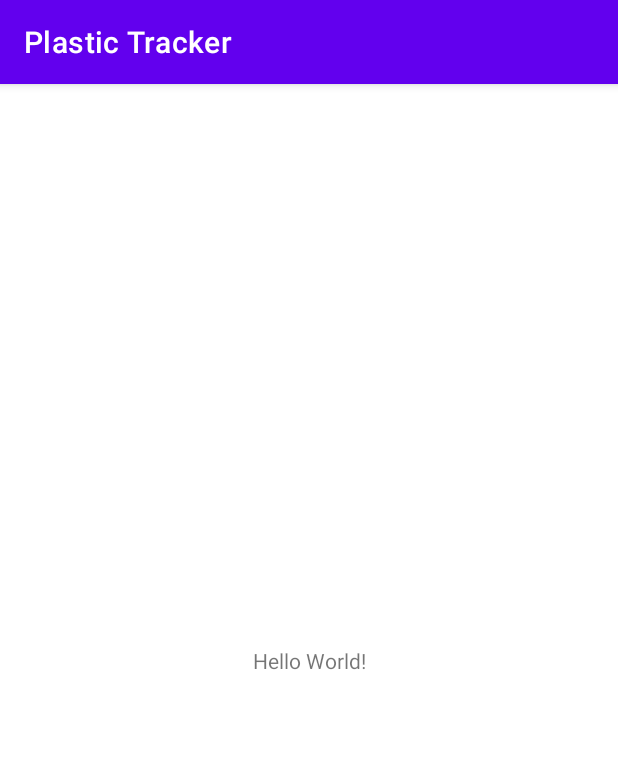
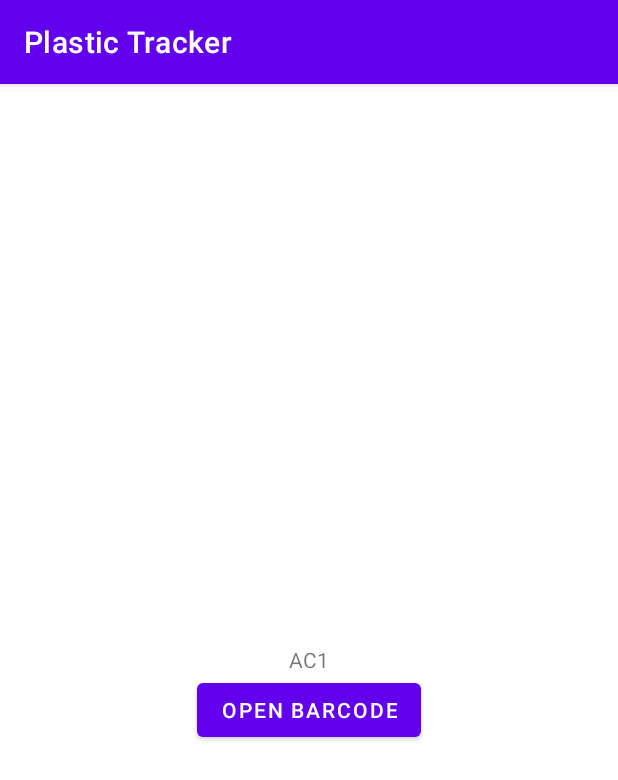
Before and after one commit to DrMeihoff/CSC2033-Team-7, an Android app: the screen it shows after launch (MainActivity), on a phone screen of 412 x 824 dp. Shown: the top 780 px of the screen. Run offline under Robolectric (Android 15) with nearby library versions, the phone set to English and light mode, and no system bars.

Commit message:
Add testing buttons for barcode scanner

```diff
--- a/app/src/main/res/layout/activity_main.xml
+++ b/app/src/main/res/layout/activity_main.xml
@@ -1,18 +1,27 @@
 <?xml version="1.0" encoding="utf-8"?>
-<androidx.constraintlayout.widget.ConstraintLayout xmlns:android="http://schemas.android.com/apk/res/android"
+<RelativeLayout xmlns:android="http://schemas.android.com/apk/res/android"
     xmlns:app="http://schemas.android.com/apk/res-auto"
     xmlns:tools="http://schemas.android.com/tools"
     android:layout_width="match_parent"
     android:layout_height="match_parent"
-    tools:context=".MainActivity">
+    tools:context="com.csc.plastictracker.MainActivity">
 
     <TextView
         android:layout_width="wrap_content"
         android:layout_height="wrap_content"
-        android:text="Hello World!"
-        app:layout_constraintBottom_toBottomOf="parent"
-        app:layout_constraintLeft_toLeftOf="parent"
-        app:layout_constraintRight_toRightOf="parent"
-        app:layout_constraintTop_toTopOf="parent" />
+        android:text="AC1"
+        android:id="@+id/textView"
+        android:layout_centerHorizontal="true"
+        android:layout_centerVertical="true"
+        />
 
-</androidx.constraintlayout.widget.ConstraintLayout>
+    <Button
+        android:id="@+id/button"
+        android:layout_width="wrap_content"
+        android:layout_height="wrap_content"
+        android:text="OPEN BARCODE"
+        android:layout_below="@+id/textView"
+        android:layout_centerHorizontal="true"
+        />
+
+</RelativeLayout>
```
